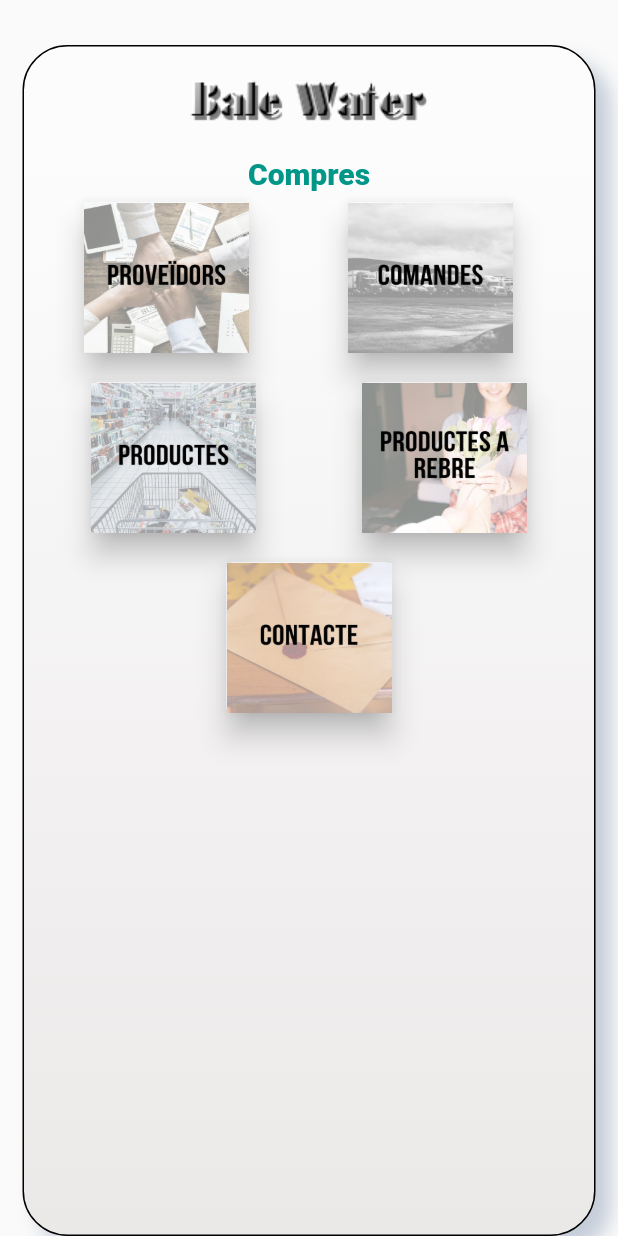
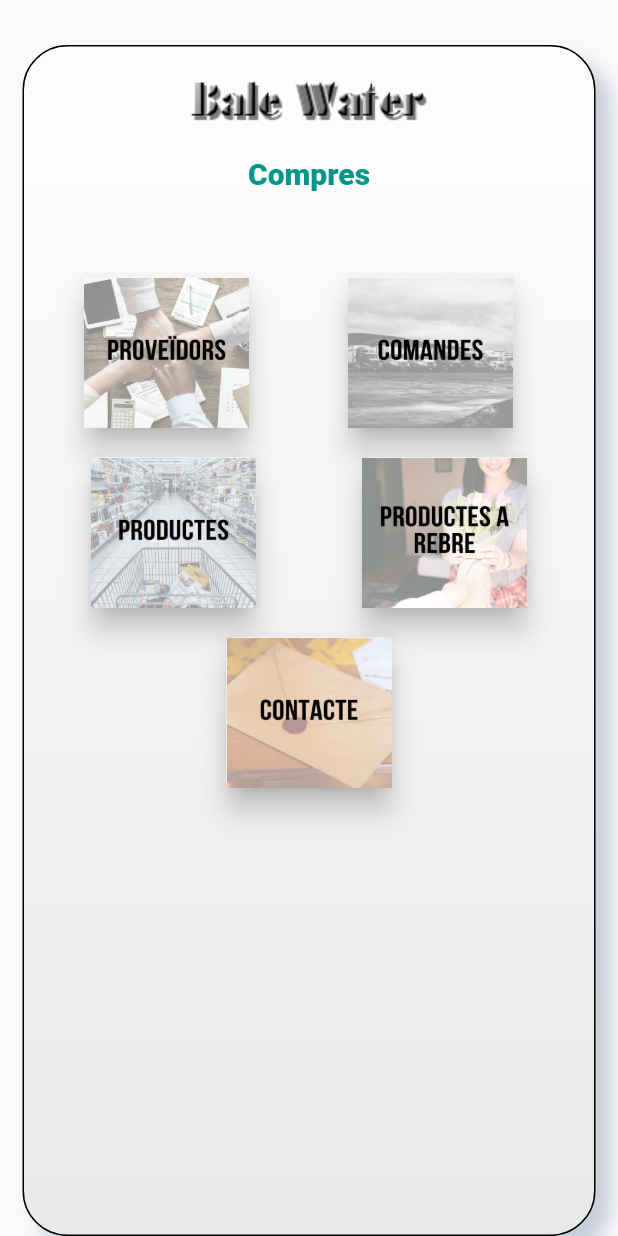
Before and after one commit to Albertvedu/bale_water_project, a Flutter app: the MenuCompras screen opened directly, on a phone screen of 412 x 824 dp. Run offline on Flutter 3.47's test engine with Material 2 defaults, Android fonts, the phone set to English and light mode, and no system bars; our stand-ins replace charts_flutter, cloud_firestore, firebase_auth, flip_card, font_awesome_flutter, toast; accounts and stored records are empty.

Commit message:
responsive-II

```diff
--- a/lib/Menus/HomePage.dart
+++ b/lib/Menus/HomePage.dart
@@ -108,7 +108,7 @@ Widget graella(BuildContext context) {
   return Expanded(
     child: Container(
         margin: EdgeInsets.only(
-            top: screenSize.height > 600 ? 100 : 0,
+            top: screenSize.height > 600 ? 100 : 40,
             left: 1.0),
         height: 300,
         child: Column(
--- a/lib/Menus/MenuCompras.dart
+++ b/lib/Menus/MenuCompras.dart
@@ -26,7 +26,7 @@ class MenuCompras extends StatelessWidget {
   Widget graella(BuildContext context) {
     final screenSize = MediaQuery.of(context).size;
     return Container(
-        margin: EdgeInsets.only(top: 0.0, left: 0),
+        margin: EdgeInsets.only(top: 50.0, left: 0),
         height: 300,
         child: Column(
           children: <Widget>[
--- a/lib/Menus/MenuFactures.dart
+++ b/lib/Menus/MenuFactures.dart
@@ -31,7 +31,7 @@ class MenuFactures extends StatelessWidget{
     return Expanded(
       child: Container(
           margin: EdgeInsets.only(
-              top: screenSize.height > 600 ? 100 : 0,
+              top: screenSize.height > 600 ? 100 : 50,
               left: 1.0),
           height: 300,
           child: Column(
--- a/lib/Menus/MenuVendes.dart
+++ b/lib/Menus/MenuVendes.dart
@@ -25,7 +25,7 @@ class MenuVendes extends StatelessWidget{
     return Expanded(
       child: Container(
           margin: EdgeInsets.only(
-              top: screenSize.height > 600 ? 50 : 0,
+              top: screenSize.height > 600 ? 50 : 50,
               left: 1.0),
           height: 300,
           child: Column(
```
